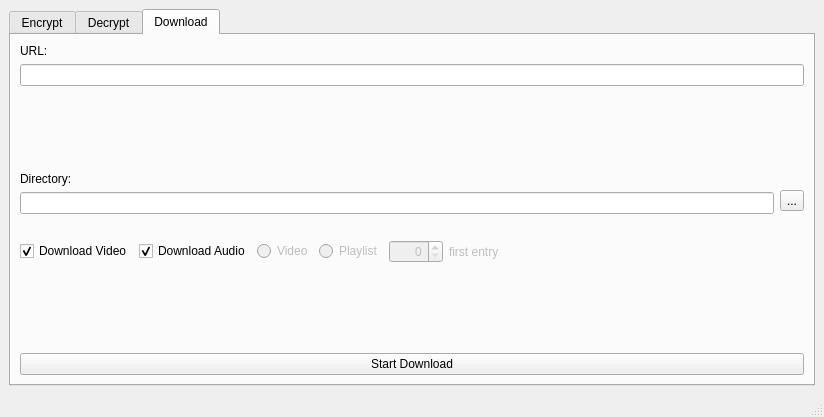
Qt form CipherDrive GUI.ui (Goblin-0-0-7/CipherDrive) before a commit.
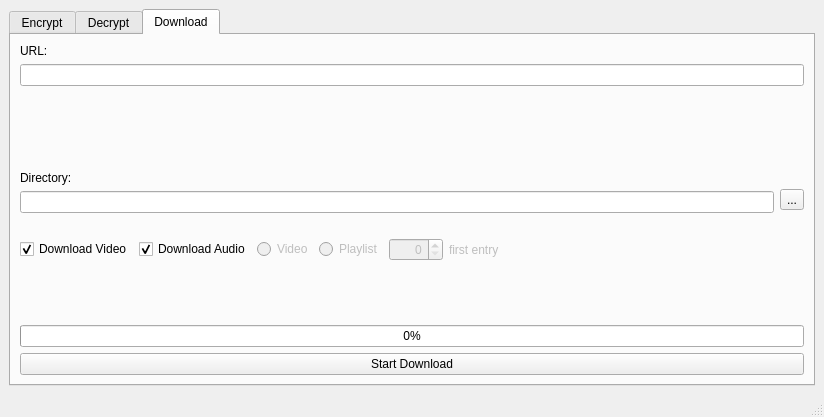
The same form after that commit.

Commit message: added progress(Bar) to YTCS UI

The edit to the form file:
```diff
--- a/CipherDrive GUI.ui
+++ b/CipherDrive GUI.ui
@@ -286,6 +286,38 @@
             </property>
            </spacer>
           </item>
+          <item>
+           <widget class="QLabel" name="label_download_info">
+            <property name="enabled">
+             <bool>true</bool>
+            </property>
+            <property name="text">
+             <string/>
+            </property>
+            <property name="alignment">
+             <set>Qt::AlignCenter</set>
+            </property>
+           </widget>
+          </item>
+          <item>
+           <widget class="QProgressBar" name="progressBar_video">
+            <property name="value">
+             <number>0</number>
+            </property>
+            <property name="alignment">
+             <set>Qt::AlignCenter</set>
+            </property>
+            <property name="textVisible">
+             <bool>true</bool>
+            </property>
+            <property name="invertedAppearance">
+             <bool>false</bool>
+            </property>
+            <property name="textDirection">
+             <enum>QProgressBar::BottomToTop</enum>
+            </property>
+           </widget>
+          </item>
           <item>
            <widget class="QPushButton" name="pushButton_download">
             <property name="text">
```
The commit also changes 3 other files.
